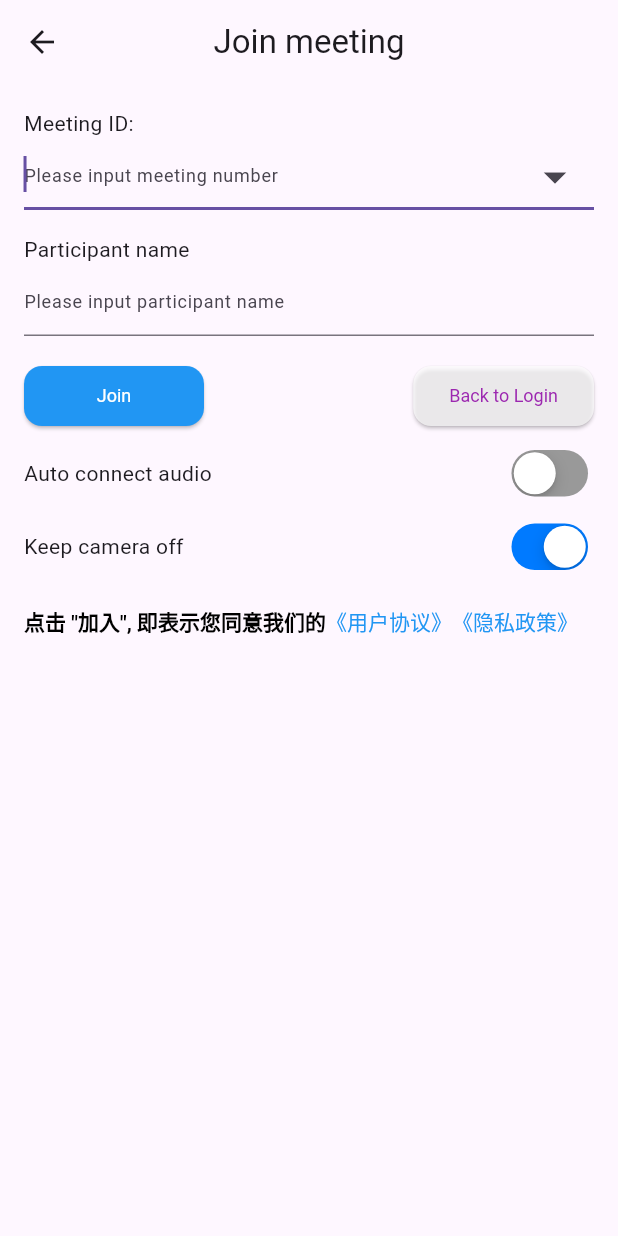
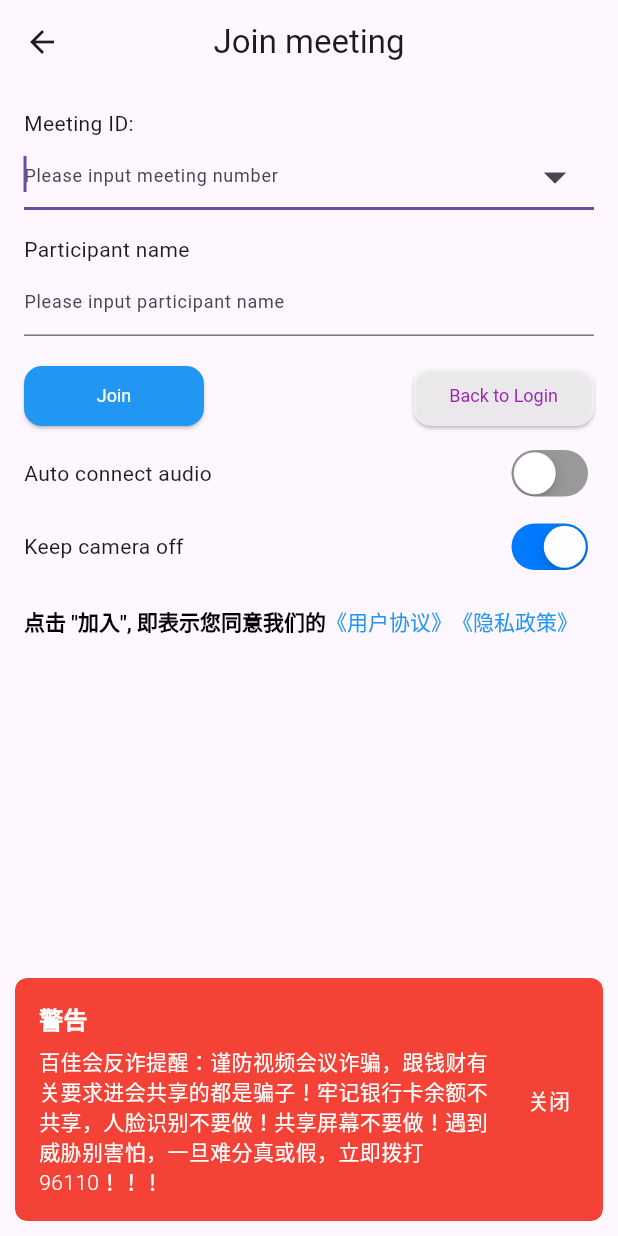
Before and after one commit to LMF2020/best_mobile, a Flutter app: the JoinMeetingPage screen opened directly, on a phone screen of 412 x 824 dp. Run offline on Flutter 3.47's test engine with Material 3 defaults, Android fonts, the light colour scheme and no system bars; our stand-ins replace connectivity_plus, device_info_plus, dio, email_validator, fluttertoast, get and 3 more; missing offline and left inert: android_id, flutter_cupertino_datetime_picker, flutter_logs; accounts and stored records are empty; statements that could not run were skipped.

Commit message:
添加防诈提示弹框

```diff
--- a/lib/subpages/join_meeting.dart
+++ b/lib/subpages/join_meeting.dart
@@ -5,6 +5,7 @@ import 'package:get/get.dart';
 import 'package:sparkmob/config/route_config.dart';
 import 'package:sparkmob/controller/main_controller.dart';
 import 'package:sparkmob/controller/main_state.dart';
+import 'package:sparkmob/utils/alert.dart';
 import 'package:sparkmob/utils/app_const.dart';
 import 'package:sparkmob/widgets/connection_widget.dart';
 import 'package:url_launcher/url_launcher.dart';
@@ -22,6 +23,10 @@ class JoinMeetingPage extends StatelessWidget {
   Widget build(BuildContext context) {
     MainController controller = Get.find();
     MainState state = controller.mainState;
+
+    WidgetsBinding.instance.addPostFrameCallback((_) {
+      AlertUtil.showFraudAlert();
+    });
 
     /// 从本地读取缓存的加会用户名，不存在则尝试获取登录用户名，未登录则为空
     var displayName = controller.getData(APP.keyJoinDisplayName);
--- a/lib/subpages/meeting_list.dart
+++ b/lib/subpages/meeting_list.dart
@@ -218,7 +218,10 @@ class MeetingPage extends StatelessWidget {
                             mainAxisAlignment: MainAxisAlignment.center,
 
                             /// 显示年月日-时分秒
-                            children: [dateYmdText, dateHmsText],
+                            children: [
+                              dateYmdText,
+                              Expanded(child: dateHmsText)
+                            ],
                           ),
                           title: Align(
                             alignment: Alignment.center,
--- /dev/null
+++ b/lib/utils/alert.dart
@@ -0,0 +1,36 @@
+/*
+百佳会反诈提醒：谨防视频会议诈骗，跟钱财有关要求进会共享的都是骗子！牢记银行卡余额不共享，人脸识别不要做！共享屏幕不要做！遇到威胁别害怕，一旦难分真或假，立即拨打96110！！！
+*/
+
+import 'package:flutter/material.dart';
+import 'package:get/get.dart';
+
+const fraudMsg =
+    "百佳会反诈提醒：谨防视频会议诈骗，跟钱财有关要求进会共享的都是骗子！牢记银行卡余额不共享，人脸识别不要做！共享屏幕不要做！遇到威胁别害怕，一旦难分真或假，立即拨打96110！！！";
+
+class AlertUtil {
+  static void showFraudAlert({int durationInSeconds = 15}) {
+    if (Get.isSnackbarOpen) {
+      return; // 如果 Snackbar 已经打开，不再弹出新的
+    }
+    Get.snackbar(
+      '警告',
+      fraudMsg,
+      snackPosition: SnackPosition.BOTTOM,
+      backgroundColor: Colors.red,
+      colorText: Colors.white,
+      margin: const EdgeInsets.all(10),
+      borderRadius: 8,
+      duration: Duration(seconds: durationInSeconds),
+      mainButton: TextButton(
+        onPressed: () {
+          Get.closeAllSnackbars();
+        },
+        child: const Text(
+          '关闭',
+          style: TextStyle(color: Colors.white),
+        ),
+      ),
+    );
+  }
+}
--- a/lib/utils/app_const.dart
+++ b/lib/utils/app_const.dart
@@ -47,6 +47,6 @@ class APP {
   static const String keyPassword = "pwd";
   static const String keyJoinDisplayName = "joinDisplayName";
   static const String keyMeetingHistory = "meetingHistory";
-  static const String clientVerAndroid = "v1.0.3";
-  static const String clientVerIOS = "v1.0.7";
+  static const String clientVerAndroid = "v1.0.5";
+  static const String clientVerIOS = "v1.0.8";
 }
--- a/pubspec.yaml
+++ b/pubspec.yaml
@@ -16,7 +16,7 @@ publish_to: 'none' # Remove this line if you wish to publish to pub.dev
 # https://developer.apple.com/library/archive/documentation/General/Reference/InfoPlistKeyReference/Articles/CoreFoundationKeys.html
 # In Windows, build-name is used as the major, minor, and patch parts
 # of the product and file versions while build-number is used as the build suffix.
-version: 1.0.4+1
+version: 1.0.5+1
 
 environment:
   sdk: '>=3.0.6 <4.0.0'
```
Also changed, not shown: 1 other file.
